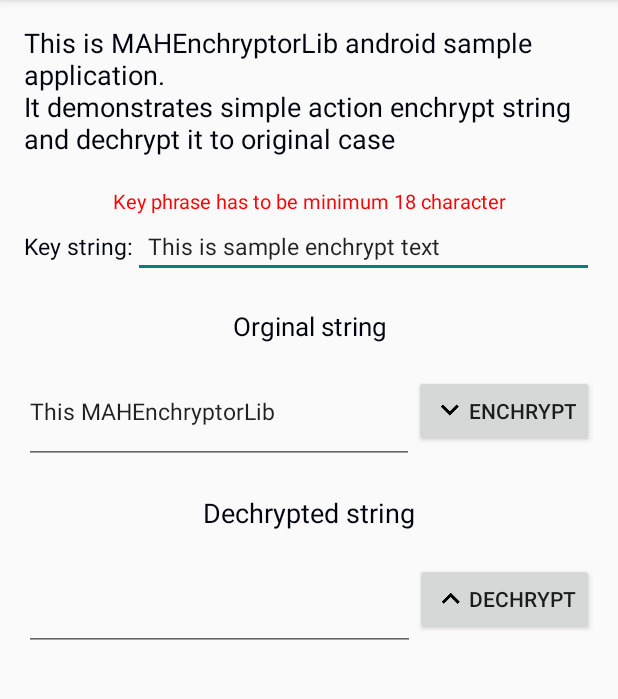
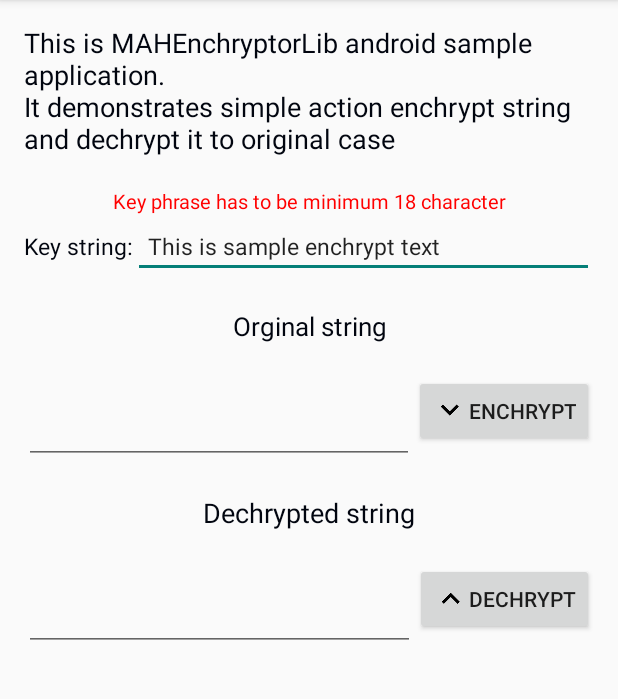
Before and after one commit to hummatli/SimpleEncryptionLib, an Android app: the screen it shows after launch (MainActivity), on a phone screen of 412 x 824 dp, the part 84-783 px from its top. Run offline under Robolectric (Android 15) with nearby library versions, the light colour scheme and no system bars.

Commit message:
Icon changed

```diff
--- a/MAHEncryptorLib/mah-encryptor-android-sample/build.gradle
+++ b/MAHEncryptorLib/mah-encryptor-android-sample/build.gradle
@@ -8,8 +8,8 @@ android {
         applicationId "com.mobapphome.mahencryptorlib"
         minSdkVersion 15
         targetSdkVersion 24
-        versionCode 1
-        versionName "1.0"
+        versionCode 2
+        versionName "1.1"
     }
     buildTypes {
         release {
--- a/MAHEncryptorLib/mah-encryptor-android-sample/src/main/res/layout/activity_main.xml
+++ b/MAHEncryptorLib/mah-encryptor-android-sample/src/main/res/layout/activity_main.xml
@@ -70,8 +70,7 @@
             android:layout_weight="1"
             android:layout_height="wrap_content"
             android:textSize="15sp"
-            android:minHeight="70dp"
-            android:text="This MAHEnchryptorLib"/>
+            android:minHeight="70dp"/>
         <Button
             android:id="@+id/btnEnchrypt"
             android:layout_width="wrap_content"
```
Also changed, not shown: MAHEncryptorLib/mah-encryptor-android-sample/src/main/res/mipmap-hdpi/ic_launcher.png, MAHEncryptorLib/mah-encryptor-android-sample/src/main/res/mipmap-mdpi/ic_launcher.png, MAHEncryptorLib/mah-encryptor-android-sample/src/main/res/mipmap-xhdpi/ic_launcher.png, MAHEncryptorLib/mah-encryptor-android-sample/src/main/res/mipmap-xxhdpi/ic_launcher.png, MAHEncryptorLib/mah-encryptor-android-sample/src/main/res/mipmap-xxxhdpi/ic_launcher.png, 7 other files.
